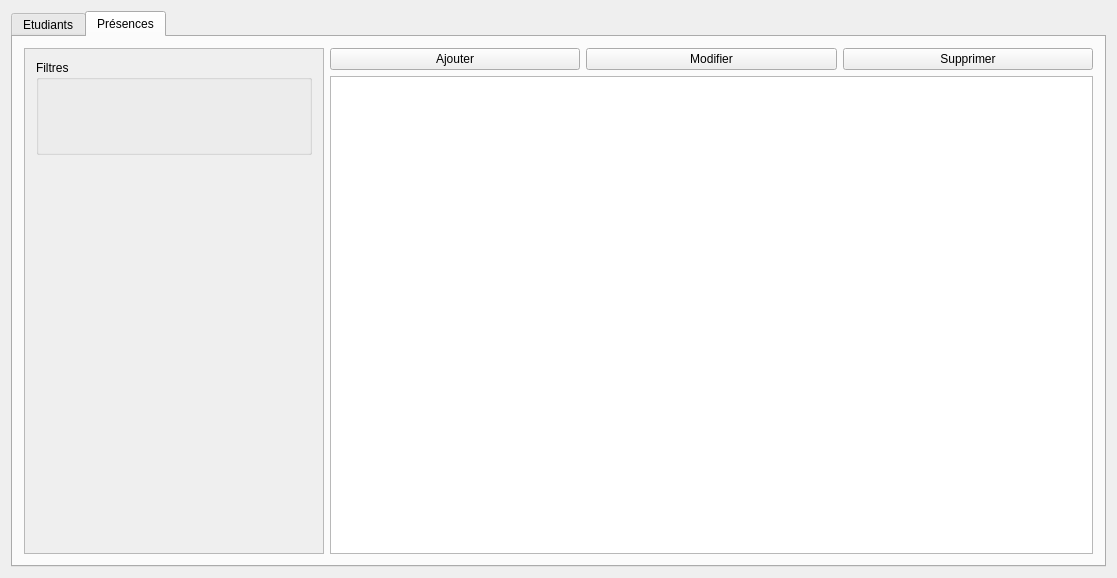
Qt form Badgeuse/mainwindow.ui (louisthomaspro/badgeuse-polytech) before a commit.
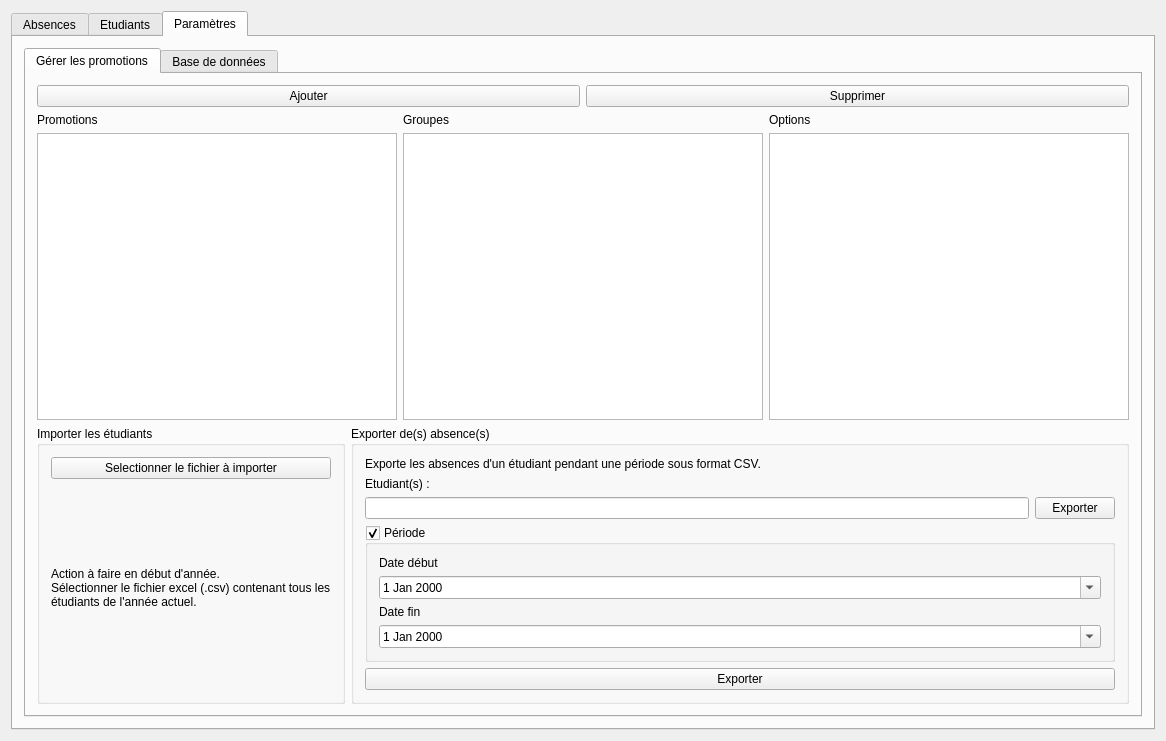
The same form after that commit.

Commit message: Construct new design (moqups)

Patch:
```diff
--- a/Badgeuse/mainwindow.ui
+++ b/Badgeuse/mainwindow.ui
@@ -6,8 +6,8 @@
    <rect>
     <x>0</x>
     <y>0</y>
-    <width>1117</width>
-    <height>578</height>
+    <width>1166</width>
+    <height>741</height>
    </rect>
   </property>
   <property name="windowTitle">
@@ -18,11 +18,11 @@
     <item>
      <widget class="QTabWidget" name="tabWidget">
       <property name="currentIndex">
-       <number>1</number>
+       <number>2</number>
       </property>
       <widget class="QWidget" name="tab">
        <attribute name="title">
-        <string>Etudiants</string>
+        <string>Absences</string>
        </attribute>
        <layout class="QVBoxLayout" name="verticalLayout_2">
         <item>
@@ -232,7 +232,7 @@
       </widget>
       <widget class="QWidget" name="tab_2">
        <attribute name="title">
-        <string>Présences</string>
+        <string>Etudiants</string>
        </attribute>
        <layout class="QVBoxLayout" name="verticalLayout_15">
         <item>
@@ -254,7 +254,7 @@
                <x>0</x>
                <y>0</y>
                <width>298</width>
-               <height>509</height>
+               <height>672</height>
               </rect>
              </property>
              <layout class="QVBoxLayout" name="verticalLayout_9">
@@ -263,21 +263,150 @@
                 <property name="title">
                  <string>Filtres</string>
                 </property>
-                <layout class="QVBoxLayout" name="verticalLayout_10">
+                <layout class="QVBoxLayout" name="verticalLayout_23">
+                 <item>
+                  <widget class="QFrame" name="frame_9">
+                   <layout class="QVBoxLayout" name="verticalLayout_21">
+                    <item>
+                     <widget class="QLabel" name="label_10">
+                      <property name="text">
+                       <string>Prénom</string>
+                      </property>
+                     </widget>
+                    </item>
+                    <item>
+                     <widget class="QLineEdit" name="lineEdit_4"/>
+                    </item>
+                   </layout>
+                  </widget>
+                 </item>
+                 <item>
+                  <widget class="QFrame" name="frame_10">
+                   <layout class="QVBoxLayout" name="verticalLayout_22">
+                    <item>
+                     <widget class="QLabel" name="label_12">
+                      <property name="text">
+                       <string>Prénom</string>
+                      </property>
+                     </widget>
+                    </item>
+                    <item>
+                     <widget class="QLineEdit" name="lineEdit_5"/>
+                    </item>
+                   </layout>
+                  </widget>
+                 </item>
+                 <item>
+                  <widget class="QFrame" name="frame_11">
+                   <property name="frameShape">
+                    <enum>QFrame::NoFrame</enum>
+                   </property>
+                   <property name="frameShadow">
+                    <enum>QFrame::Plain</enum>
+                   </property>
+                   <layout class="QVBoxLayout" name="verticalLayout_12">
+                    <item>
+                     <widget class="QLabel" name="label_14">
+                      <property name="sizePolicy">
+                       <sizepolicy hsizetype="Minimum" vsizetype="Minimum">
+                        <horstretch>0</horstretch>
+                        <verstretch>0</verstretch>
+                       </sizepolicy>
+                      </property>
+                      <property name="text">
+                       <string>Promotion</string>
+                      </property>
+                     </widget>
+                    </item>
+                    <item>
+                     <widget class="QComboBox" name="comboBox_7">
+                      <item>
+                       <property name="text">
+                        <string>Tout</string>
+                       </property>
+                      </item>
+                      <item>
+                       <property name="text">
+                        <string>DII3</string>
+                       </property>
+                      </item>
+                      <item>
+                       <property name="text">
+                        <string>DII4</string>
+                       </property>
+                      </item>
+                      <item>
+                       <property name="text">
+                        <string>DII5</string>
+                       </property>
+                      </item>
+                     </widget>
+                    </item>
+                   </layout>
+                  </widget>
+                 </item>
                  <item>
                   <widget class="QFrame" name="frame_3">
-                   <property name="frameShape">
-                    <enum>QFrame::NoFrame</enum>
-                   </property>
-                   <property name="frameShadow">
-                    <enum>QFrame::Plain</enum>
-                   </property>
-                   <layout class="QVBoxLayout" name="verticalLayout_11"/>
+                   <layout class="QVBoxLayout" name="verticalLayout_10">
+                    <item>
+                     <widget class="QLabel" name="label_11">
+                      <property name="text">
+                       <string>Groupe</string>
+                      </property>
+                     </widget>
+                    </item>
+                    <item>
+                     <widget class="QComboBox" name="comboBox_5">
+                      <item>
+                       <property name="text">
+                        <string>Tout</string>
+                       </property>
+                      </item>
+                      <item>
+                       <property name="text">
+                        <string>A</string>
+                       </property>
+                      </item>
+                      <item>
+                       <property name="text">
+                        <string>B</string>
+                       </property>
+                      </item>
+                     </widget>
+                    </item>
+                   </layout>
                   </widget>
                  </item>
                  <item>
                   <widget class="QFrame" name="frame_4">
-                   <layout class="QVBoxLayout" name="verticalLayout_12"/>
+                   <layout class="QVBoxLayout" name="verticalLayout_11">
+                    <item>
+                     <widget class="QLabel" name="label_13">
+                      <property name="text">
+                       <string>Option</string>
+                      </property>
+                     </widget>
+                    </item>
+                    <item>
+                     <widget class="QComboBox" name="comboBox_6">
+                      <item>
+                       <property name="text">
+                        <string>Tout</string>
+                       </property>
+                      </item>
+                      <item>
+                       <property name="text">
+                        <string>Option 1</string>
+                       </property>
+                      </item>
+                      <item>
+                       <property name="text">
+                        <string>Option 2</string>
+                       </property>
+                      </item>
+                     </widget>
+                    </item>
+                   </layout>
                   </widget>
                  </item>
                 </layout>
@@ -336,6 +465,211 @@
         </item>
        </layout>
       </widget>
+      <widget class="QWidget" name="tab_3">
+       <attribute name="title">
+        <string>Paramètres</string>
+       </attribute>
+       <layout class="QVBoxLayout" name="verticalLayout_25">
+        <item>
+         <widget class="QTabWidget" name="tabWidget_2">
+          <property name="tabPosition">
+           <enum>QTabWidget::North</enum>
+          </property>
+          <property name="currentIndex">
+           <number>0</number>
+          </property>
+          <widget class="QWidget" name="tab_4">
+           <attribute name="title">
+            <string>Gérer les promotions</string>
+           </attribute>
+           <layout class="QVBoxLayout" name="verticalLayout_26">
+            <item>
+             <layout class="QGridLayout" name="gridLayout_4">
+              <item row="0" column="0">
+               <widget class="QPushButton" name="pushButton_7">
+                <property name="text">
+                 <string>Ajouter</string>
+                </property>
+               </widget>
+              </item>
+              <item row="0" column="1">
+               <widget class="QPushButton" name="pushButton_8">
+                <property name="text">
+                 <string>Supprimer</string>
+                </property>
+               </widget>
+              </item>
+             </layout>
+            </item>
+            <item>
+             <layout class="QGridLayout" name="gridLayout_5">
+              <item row="1" column="2">
+               <widget class="QListView" name="listView_3"/>
+              </item>
+              <item row="1" column="0">
+               <widget class="QListView" name="listView"/>
+              </item>
+              <item row="1" column="1">
+               <widget class="QListView" name="listView_2"/>
+              </item>
+              <item row="0" column="0">
+               <widget class="QLabel" name="label_15">
+                <property name="text">
+                 <string>Promotions</string>
+                </property>
+               </widget>
+              </item>
+              <item row="0" column="1">
+               <widget class="QLabel" name="label_16">
+                <property name="text">
+                 <string>Groupes</string>
+                </property>
+               </widget>
+              </item>
+              <item row="0" column="2">
+               <widget class="QLabel" name="label_17">
+                <property name="text">
+                 <string>Options</string>
+                </property>
+               </widget>
+              </item>
+             </layout>
+            </item>
+            <item>
+             <layout class="QHBoxLayout" name="horizontalLayout_5">
+              <item>
+               <widget class="QGroupBox" name="groupBox_5">
+                <property name="title">
+                 <string>Importer les étudiants</string>
+                </property>
+                <layout class="QVBoxLayout" name="verticalLayout_27">
+                 <item>
+                  <widget class="QPushButton" name="pushButton_10">
+                   <property name="text">
+                    <string>Selectionner le fichier à importer</string>
+                   </property>
+                  </widget>
+                 </item>
+                 <item>
+                  <widget class="QLabel" name="label_19">
+                   <property name="text">
+                    <string>Action à faire en début d'année.
+Sélectionner le fichier excel (.csv) contenant tous les étudiants de l'année actuel.</string>
+                   </property>
+                   <property name="scaledContents">
+                    <bool>false</bool>
+                   </property>
+                   <property name="wordWrap">
+                    <bool>true</bool>
+                   </property>
+                  </widget>
+                 </item>
+                </layout>
+               </widget>
+              </item>
+              <item>
+               <widget class="QGroupBox" name="groupBox_6">
+                <property name="title">
+                 <string>Exporter de(s) absence(s)</string>
+                </property>
+                <layout class="QVBoxLayout" name="verticalLayout_28">
+                 <item>
+                  <widget class="QLabel" name="label_20">
+                   <property name="text">
+                    <string>Exporte les absences d'un étudiant pendant une période sous format CSV.</string>
+                   </property>
+                   <property name="wordWrap">
+                    <bool>true</bool>
+                   </property>
+                  </widget>
+                 </item>
+                 <item>
+                  <widget class="QLabel" name="label_23">
+                   <property name="text">
+                    <string>Etudiant(s) :</string>
+                   </property>
+                  </widget>
+                 </item>
+                 <item>
+                  <layout class="QHBoxLayout" name="horizontalLayout_4">
+                   <item>
+                    <widget class="QLineEdit" name="lineEdit_6"/>
+                   </item>
+                   <item>
+                    <widget class="QPushButton" name="pushButton_9">
+                     <property name="text">
+                      <string>Exporter</string>
+                     </property>
+                    </widget>
+                   </item>
+                  </layout>
+                 </item>
+                 <item>
+                  <widget class="QGroupBox" name="groupBox_4">
+                   <property name="title">
+                    <string>Période</string>
+                   </property>
+                   <property name="checkable">
+                    <bool>true</bool>
+                   </property>
+                   <property name="checked">
+                    <bool>true</bool>
+                   </property>
+                   <layout class="QVBoxLayout" name="verticalLayout_24">
+                    <item>
+                     <widget class="QLabel" name="label_21">
+                      <property name="text">
+                       <string>Date début</string>
+                      </property>
+                     </widget>
+                    </item>
+                    <item>
+                     <widget class="QDateEdit" name="dateEdit_3">
+                      <property name="calendarPopup">
+                       <bool>true</bool>
+                      </property>
+                     </widget>
+                    </item>
+                    <item>
+                     <widget class="QLabel" name="label_22">
+                      <property name="text">
+                       <string>Date fin</string>
+                      </property>
+                     </widget>
+                    </item>
+                    <item>
+                     <widget class="QDateEdit" name="dateEdit_4">
+                      <property name="calendarPopup">
+                       <bool>true</bool>
+                      </property>
+                     </widget>
+                    </item>
+                   </layout>
+                  </widget>
+                 </item>
+                 <item>
+                  <widget class="QPushButton" name="pushButton_11">
+                   <property name="text">
+                    <string>Exporter</string>
+                   </property>
+                  </widget>
+                 </item>
+                </layout>
+               </widget>
+              </item>
+             </layout>
+            </item>
+           </layout>
+          </widget>
+          <widget class="QWidget" name="tab_5">
+           <attribute name="title">
+            <string>Base de données</string>
+           </attribute>
+          </widget>
+         </widget>
+        </item>
+       </layout>
+      </widget>
      </widget>
     </item>
    </layout>
```
Left out of the diff: 226 changed lines with no effect on the pictures. The commit also changes 3 other files.
